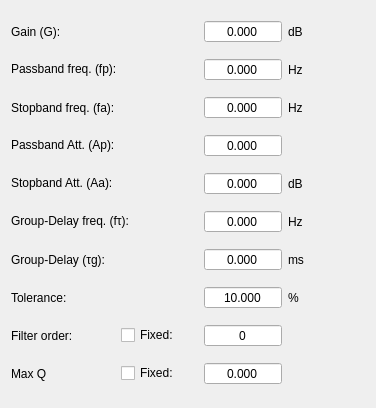
Old version of the form app/designer/filters_data/group_delay.ui in the repository grupo-tc-volcan/TP4.
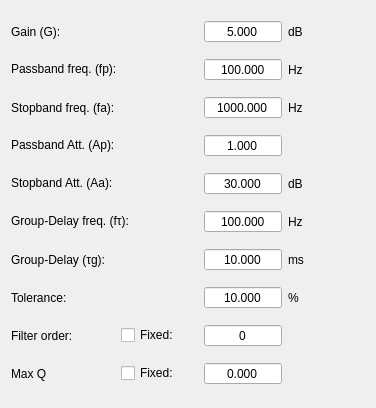
New version of the form.

```diff
--- a/app/designer/filters_data/group_delay.ui
+++ b/app/designer/filters_data/group_delay.ui
@@ -67,6 +67,9 @@
      <property name="maximum">
       <double>300.000000000000000</double>
      </property>
+     <property name="value">
+      <double>30.000000000000000</double>
+     </property>
     </widget>
    </item>
    <item row="10" column="0">
@@ -206,6 +209,9 @@
      <property name="maximum">
       <double>1000000000000.000000000000000</double>
      </property>
+     <property name="value">
+      <double>10.000000000000000</double>
+     </property>
     </widget>
    </item>
    <item row="10" column="1">
@@ -238,6 +244,9 @@
      <property name="maximum">
       <double>1000000000000.000000000000000</double>
      </property>
+     <property name="value">
+      <double>1000.000000000000000</double>
+     </property>
     </widget>
    </item>
    <item row="0" column="2">
@@ -260,6 +269,9 @@
      <property name="maximum">
       <double>300.000000000000000</double>
      </property>
+     <property name="value">
+      <double>5.000000000000000</double>
+     </property>
     </widget>
    </item>
    <item row="9" column="1">
@@ -318,6 +330,9 @@
      <property name="maximum">
       <double>1000000000000.000000000000000</double>
      </property>
+     <property name="value">
+      <double>100.000000000000000</double>
+     </property>
     </widget>
    </item>
    <item row="6" column="4">
@@ -354,6 +369,9 @@
      <property name="maximum">
       <double>1000000000000.000000000000000</double>
      </property>
+     <property name="value">
+      <double>100.000000000000000</double>
+     </property>
     </widget>
    </item>
    <item row="1" column="4">
@@ -377,6 +395,9 @@
      <property name="maximum">
       <double>300.000000000000000</double>
      </property>
+     <property name="value">
+      <double>1.000000000000000</double>
+     </property>
     </widget>
    </item>
   </layout>
```
